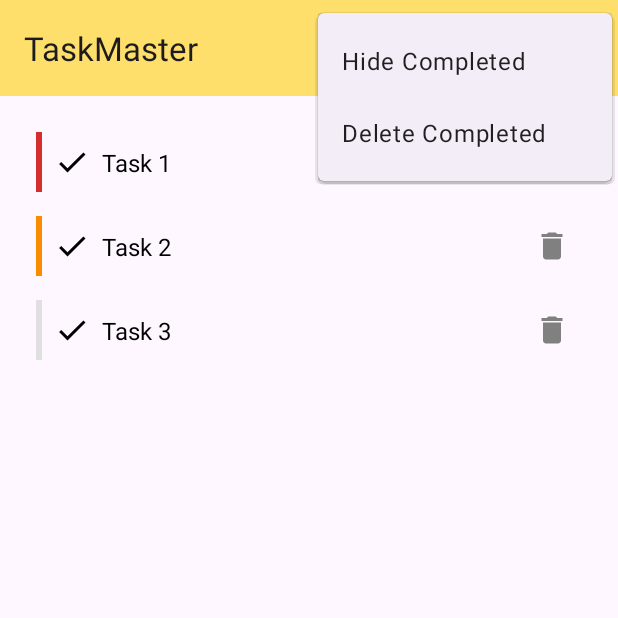
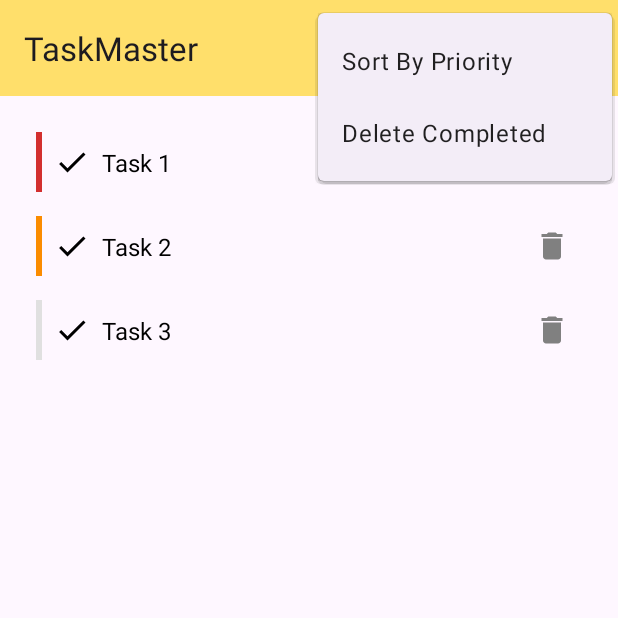
Before and after one commit to ruskakimov/mobile-assignment-2, an Android app: the screen it shows after launch (MainActivity), with the options menu open, on a phone screen of 412 x 824 dp, the top half of it. Run offline under Robolectric (Android 15) with nearby library versions, the phone set to English and light mode, and no system bars.

Commit message:
Add sort by priority

```diff
--- a/app/src/main/res/menu/menu_main.xml
+++ b/app/src/main/res/menu/menu_main.xml
@@ -9,21 +9,14 @@
         app:showAsAction="ifRoom" />
 
     <item
-        android:id="@+id/action_hide_completed"
-        android:title="Hide Completed"
+        android:id="@+id/action_sort_by_priority"
+        android:title="Sort By Priority"
         android:orderInCategory="2"
-        app:showAsAction="never" />
-
-    <item
-        android:id="@+id/action_show_completed"
-        android:title="Show Completed"
-        android:orderInCategory="3"
-        android:visible="false"
         app:showAsAction="never" />
 
     <item
         android:id="@+id/action_delete_completed"
         android:title="Delete Completed"
-        android:orderInCategory="4"
+        android:orderInCategory="3"
         app:showAsAction="never" />
 </menu>
```
Also changed, not shown: app/src/main/java/com/example/task/manager/x/MainActivity.kt (+3 -6 lines).
